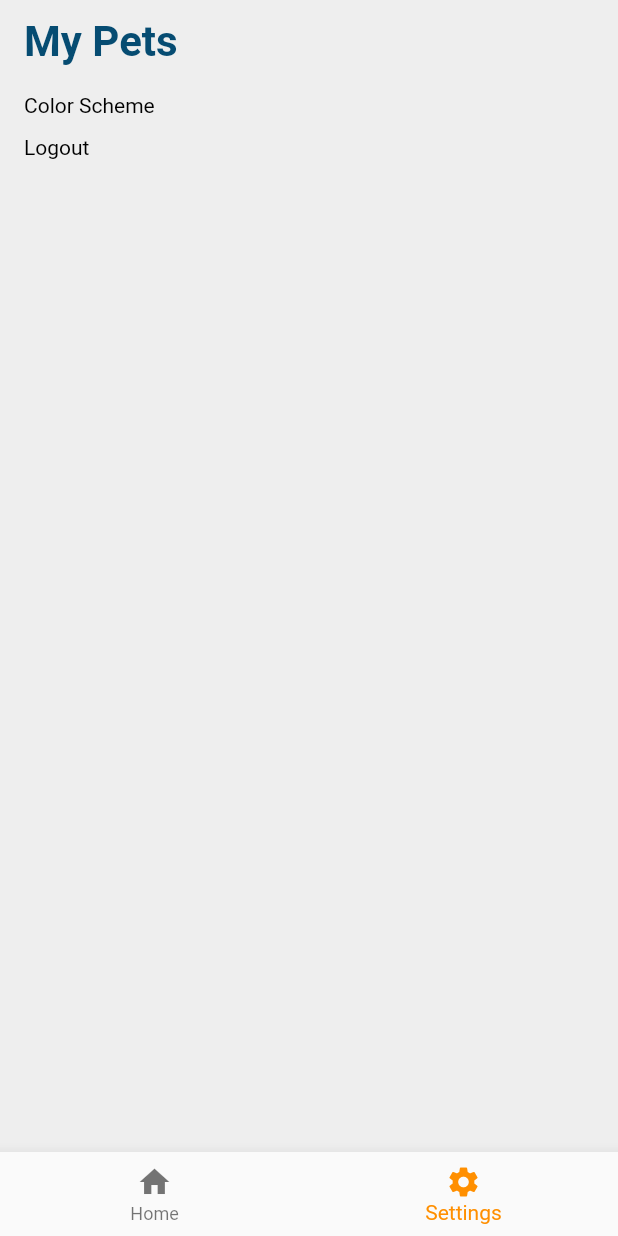
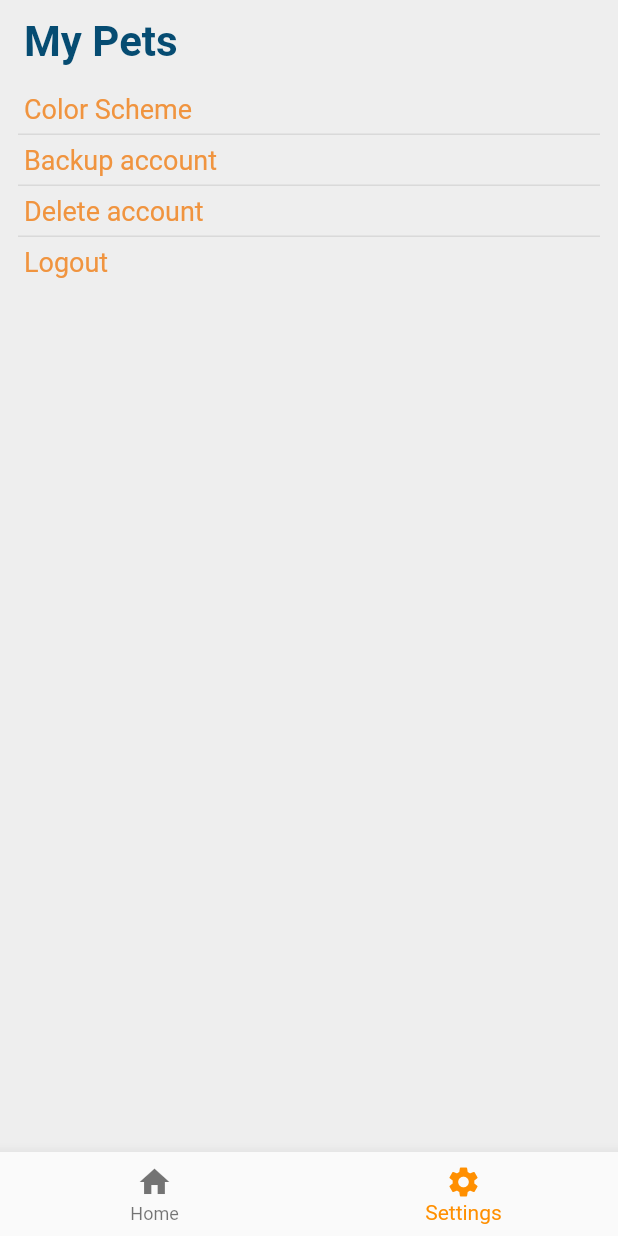
Before and after one commit to LucasGabriiel/MyPetsHybrid, a Flutter app: the screen it shows after launch, item 2 of the bottom bar chosen, on a phone screen of 412 x 824 dp. Run offline on Flutter 3.47's test engine with Material 2 defaults, Android fonts, the light colour scheme and no system bars; statements that could not run were skipped.

Commit message:
Added all designed font styles importing from Figma (headers and body fonts styles). Fixed texts not using project text styles. Cleaned project from all warnings.

```diff
--- a/lib/assets/styles.dart
+++ b/lib/assets/styles.dart
@@ -2,44 +2,44 @@ import 'package:flutter/cupertino.dart';
 
 abstract class Styles {
   static const TextStyle optionsText = TextStyle(
-    color: Color.fromRGBO(0, 0, 0, 1),
     fontSize: 18,
     fontStyle: FontStyle.normal,
     fontWeight: FontWeight.normal,
   );
 
-  static const TextStyle productRowTotal = TextStyle(
-    color: Color.fromRGBO(0, 0, 0, 0.8),
-    fontSize: 18,
+  static const TextStyle header1 = TextStyle(
+    fontSize: 36,
     fontStyle: FontStyle.normal,
     fontWeight: FontWeight.bold,
   );
 
-  static const TextStyle productRowItemPrice = TextStyle(
-    color: Color(0xFF8E8E93),
-    fontSize: 13,
-    fontWeight: FontWeight.w300,
+  static const TextStyle header2 = TextStyle(
+    fontSize: 24,
+    fontStyle: FontStyle.normal,
+    fontWeight: FontWeight.bold,
   );
 
-  static const TextStyle searchText = TextStyle(
-    color: Color.fromRGBO(0, 0, 0, 1),
+  static const TextStyle header3 = TextStyle(
     fontSize: 14,
+    fontStyle: FontStyle.normal,
+    fontWeight: FontWeight.bold,
+  );
+
+  static const TextStyle body1 = TextStyle(
+    fontSize: 12,
     fontStyle: FontStyle.normal,
     fontWeight: FontWeight.normal,
   );
 
-  static const TextStyle deliveryTimeLabel = TextStyle(
-    color: Color(0xFFC2C2C2),
-    fontWeight: FontWeight.w300,
+    static const TextStyle body2 = TextStyle(
+    fontSize: 10,
+    fontStyle: FontStyle.normal,
+    fontWeight: FontWeight.normal,
   );
 
-  static const TextStyle deliveryTime = TextStyle(
-    color: CupertinoColors.inactiveGray,
-  );
-
+  static const Color listSeparator = Color(0xFFD9D9D9);
 
 // Bright mode
-  static const Color productRowDividerBright = Color(0xFFD9D9D9);
   static const Color neutralColorBright = Color(0xFF064C72);
   static const Color primaryColorBright = Color(0xFFFFFFFF);
   static const Color secundaryColorBright = Color(0xFFF5F5F5);
@@ -48,7 +48,6 @@ abstract class Styles {
 
 
 // Dark Mode
-  static const Color productRowDividerDark = Color(0xFFD9D9D9);
   static const Color neutralColorDark = Color(0xFF212629);
   static const Color primaryColorDark = Color(0xFF81D4FA);
   static const Color secundaryColorDark = Color(0xFFEEEEEE);
--- a/lib/components/container_pets_list.dart
+++ b/lib/components/container_pets_list.dart
@@ -1,6 +1,6 @@
 import 'package:flutter/material.dart';
 
-import '../model/Pet.dart';
+import '../model/pet.dart';
 import 'container_pet_card.dart';
 
 class PetListContainer extends StatelessWidget {
--- a/lib/database/mock_data_base.dart
+++ b/lib/database/mock_data_base.dart
@@ -1,5 +1,5 @@
-import '../model/Pet.dart';
-import '../model/ScheduleAppointment.dart';
+import 'package:my_pets/model/pet.dart';
+import 'package:my_pets/model/schedlue_appointment.dart';
 
 abstract class MockDataBase {
   static List<Pet> pets = [
--- a/lib/my_pets_app.dart
+++ b/lib/my_pets_app.dart
@@ -41,11 +41,9 @@ class MyPetsTabContainer extends StatefulWidget {
 
 class _MyPetsTabContainer extends State<MyPetsTabContainer> {
   int _selectedIndex = 0;
-  static const TextStyle optionStyle =
-      TextStyle(fontSize: 30, fontWeight: FontWeight.bold);
   static final List<Widget> _widgetOptions = <Widget>[
     HomePage(),
-    Settings(),
+    const Settings(),
   ];
 
   void _onItemTapped(int index) {
--- a/lib/scenes/home.dart
+++ b/lib/scenes/home.dart
@@ -2,9 +2,8 @@ import 'package:flutter/material.dart';
 import 'package:my_pets/components/container_pets_list.dart';
 import 'package:my_pets/components/container_schedule_lists.dart';
 import 'package:my_pets/database/mock_data_base.dart';
-import 'package:my_pets/model/ScheduleAppointment.dart';
-
-import '../model/Pet.dart';
+import 'package:my_pets/model/schedlue_appointment.dart';
+import 'package:my_pets/model/pet.dart';
 
 class HomePage extends StatelessWidget {
   HomePage({super.key});
--- a/lib/scenes/settings.dart
+++ b/lib/scenes/settings.dart
@@ -2,22 +2,41 @@ import 'package:flutter/material.dart';
 import 'package:my_pets/assets/styles.dart';
 
 class Settings extends StatelessWidget {
-    final options = [
+    const Settings({super.key});
+
+    static const options = [
       "Color Scheme",
+      "Backup account",
+      "Delete account",
       "Logout",
     ];
+
   @override
   Widget build(BuildContext context) {
+    final currentTheme = Theme.of(context).colorScheme;
+
+
     return Scaffold(
       appBar: AppBar(
-        title: Text('My Pets'),
+        title: const Text('My Pets'),
       ),
       body: ListView.builder(
         itemCount: options.length,
         itemBuilder: (BuildContext context, int index) {
-          return Padding(
-            padding: const EdgeInsets.only(left: 16, top: 6, right: 16, bottom: 6),
-            child: Text(options[index],style: const TextStyle(color: Colors.black),),
+          return Column(
+            crossAxisAlignment: CrossAxisAlignment.start,
+            children: [
+              Padding(
+                padding: const EdgeInsets.only(left: 12.0, right: 12.0),
+                child: Container(color: Styles.listSeparator, height: (index == 0 ? 0 : 1)),
+              ),
+              Padding(
+                padding: const EdgeInsets.only(left: 16, top: 6, right: 16, bottom: 6),
+                child: Text(options[index],
+                            style: Styles.optionsText.copyWith(color: currentTheme.surface)
+                            ),
+              ),
+            ],
           );
         }
         )
```
Also changed, not shown: lib/components/container_pet_card.dart (+9 -24 lines), lib/components/container_schedule_item.dart (+8 -10 lines), lib/components/container_schedule_lists.dart (+5 -6 lines), lib/scenes/splash.dart (+5 -4 lines), lib/model/schedlue_appointment.dart (renamed from lib/model/ScheduleAppointment.dart), 1 other file.
